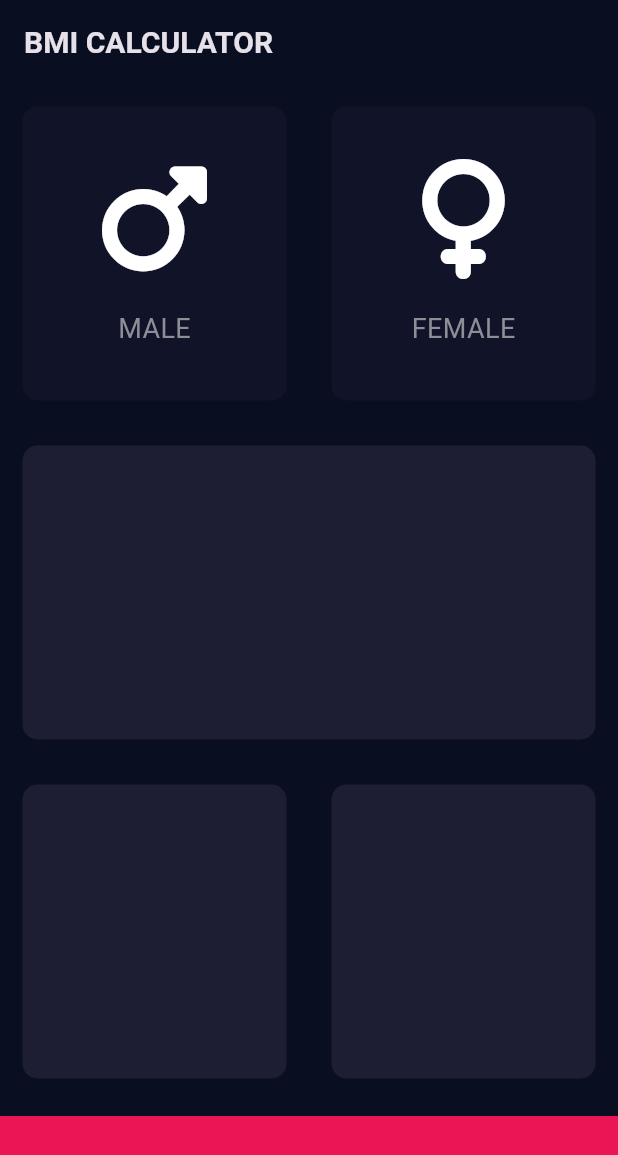
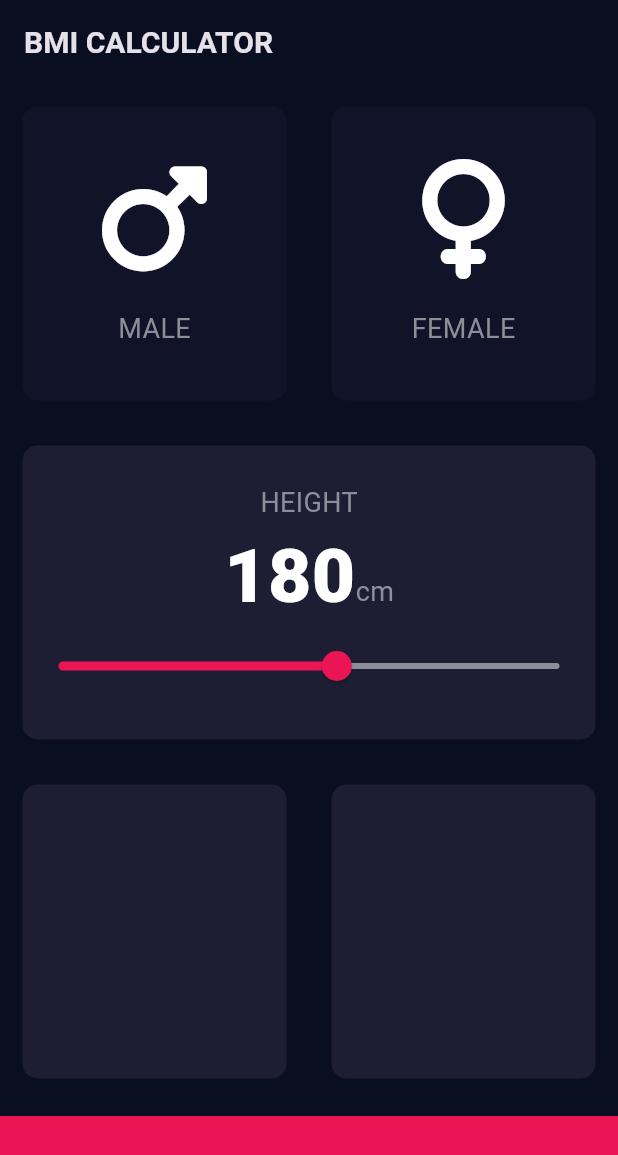
Before and after one commit to msjkee/BMICalculator, a Flutter app: the screen it shows after launch, on a phone screen of 412 x 824 dp. Shown: the top 1155 px of the screen. Run offline on Flutter 3.47's test engine with Material 3 defaults, Android fonts, the phone set to English and light mode, and no system bars; our stand-ins replace font_awesome_flutter.

Commit message:
Slider widget is added. New file is created for keeping all the constants together

```diff
--- /dev/null
+++ b/lib/constants.dart
@@ -0,0 +1,13 @@
+import 'package:flutter/material.dart';
+
+const kBottomContainerHeight = 80.0;
+const kActiveCardColor = Color(0xFF1D1E33);
+const kBottomContainerColor = Color(0xFFEB1555);
+const kInactiveCardColor = Color(0xFF111328);
+
+const kLabelTextStyle = TextStyle(
+    fontSize: 18.0,
+    color: Color(0xFF8D8E98)
+);
+
+const kNumberTextStyle = TextStyle(fontSize: 50.0, fontWeight: FontWeight.w900);
--- a/lib/icon_content.dart
+++ b/lib/icon_content.dart
@@ -1,9 +1,5 @@
 import 'package:flutter/material.dart';
-
-const genderTextStyle = TextStyle(
-    fontSize: 18.0,
-    color: Color(0xFF8D8E98)
-);
+import 'constants.dart';
 
 class IconContent extends StatelessWidget {
   final IconData genderIcon;
@@ -18,7 +14,7 @@ class IconContent extends StatelessWidget {
       children: <Widget> [
         Icon(genderIcon, size: 80.0),
         SizedBox(height: 20.0),
-        Text(genderText, style: genderTextStyle)
+        Text(genderText, style: kLabelTextStyle)
       ],
     );
   }
--- a/lib/input_page.dart
+++ b/lib/input_page.dart
@@ -2,11 +2,7 @@ import 'package:flutter/material.dart';
 import 'package:font_awesome_flutter/font_awesome_flutter.dart';
 import 'reusable_card.dart';
 import 'icon_content.dart';
-
-const bottomContainerHeight = 80.0;
-const activeCardColor = Color(0xFF1D1E33);
-const bottomContainerColor = Color(0xFFEB1555);
-const inactiveCardColor = Color(0xFF111328);
+import 'constants.dart';
 
 enum Gender {
   male,
@@ -23,6 +19,7 @@ class InputPage extends StatefulWidget {
 class _InputPageState extends State<InputPage> {
 
   Gender? selectedGender;
+  int height = 180;
 
   @override
   Widget build(BuildContext context) {
@@ -42,7 +39,7 @@ class _InputPageState extends State<InputPage> {
                             selectedGender = Gender.male;
                           });
                         },
-                        color: selectedGender == Gender.male ? activeCardColor : inactiveCardColor,
+                        color: selectedGender == Gender.male ? kActiveCardColor : kInactiveCardColor,
                         cardChild: IconContent(
                           genderIcon: FontAwesomeIcons.mars,
                           genderText: 'MALE',
@@ -56,7 +53,7 @@ class _InputPageState extends State<InputPage> {
                           selectedGender = Gender.female;
                         });
                       },
-                      color: selectedGender == Gender.female ? activeCardColor : inactiveCardColor,
+                      color: selectedGender == Gender.female ? kActiveCardColor : kInactiveCardColor,
                       cardChild: IconContent(
                         genderIcon: FontAwesomeIcons.venus,
                         genderText: 'FEMALE',
@@ -67,25 +64,63 @@ class _InputPageState extends State<InputPage> {
               )
           ),
           Expanded(
-            child: ReusableCard(color: activeCardColor)
+            child: ReusableCard(
+                color: kActiveCardColor,
+                cardChild: Column(
+                  mainAxisAlignment: MainAxisAlignment.center,
+                  children: <Widget> [
+                    Text(
+                      'HEIGHT',
+                      style: kLabelTextStyle
+                    ),
+                    Row(
+                      mainAxisAlignment: MainAxisAlignment.center,
+                      crossAxisAlignment: CrossAxisAlignment.baseline,
+                      textBaseline: TextBaseline.alphabetic,
+                      children: <Widget> [
+                        Text(
+                          height.toString(),
+                          style: kNumberTextStyle
+                        ),
+                        Text(
+                          'cm',
+                          style: kLabelTextStyle
+                        )
+                      ],
+                    ),
+                    Slider(
+                        value: height.toDouble(),
+                        min: 130.0,
+                        max: 220.0,
+                        activeColor: Color(0xFFEB1555),
+                        inactiveColor: Color(0xFF8D8E98),
+                        onChanged: (double newValue) {
+                          setState(() {
+                            height = newValue.round();
+                          });
+                        }
+                    )
+                  ],
+                ),
+            )
           ),
           Expanded(
             child: Row(
               children: <Widget> [
                 Expanded(
-                  child: ReusableCard(color: activeCardColor)
+                  child: ReusableCard(color: kActiveCardColor)
                 ),
                 Expanded(
-                  child: ReusableCard(color: activeCardColor)
+                  child: ReusableCard(color: kActiveCardColor)
                 )
               ],
             )
           ),
           Container(
-            color: bottomContainerColor,
+            color: kBottomContainerColor,
             margin: EdgeInsets.only(top: 10.0),
             width: double.infinity,
-            height: bottomContainerHeight,
+            height: kBottomContainerHeight,
           )
         ],
       ),
```
